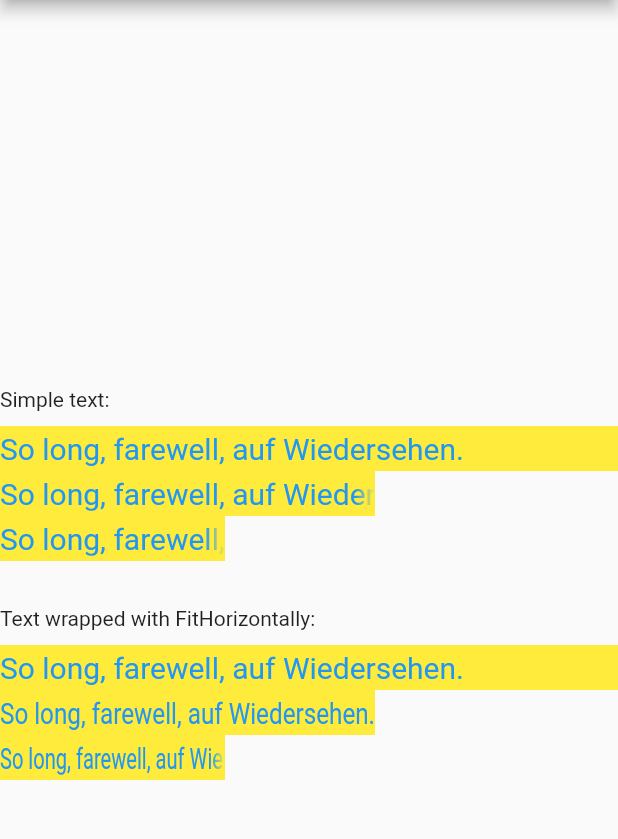
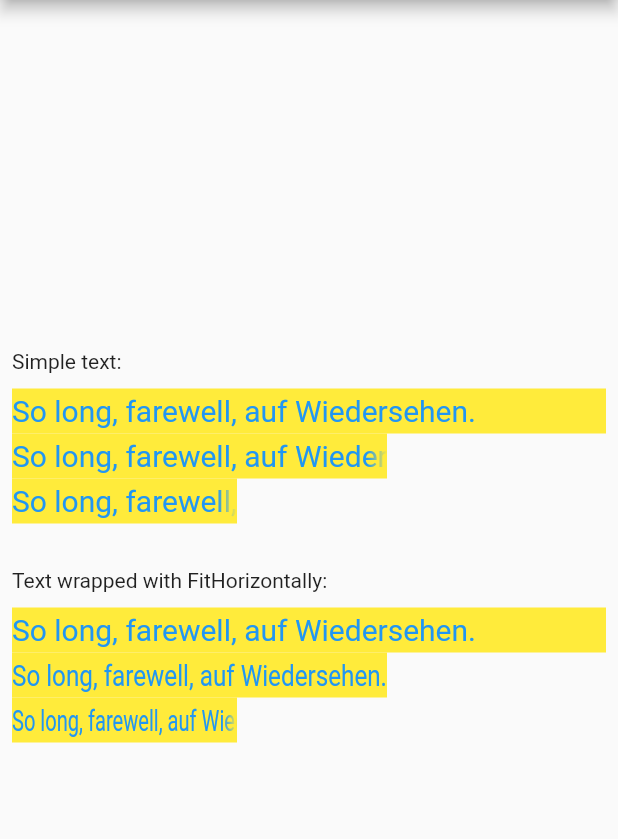
Before and after one commit to marcglasberg/assorted_layout_widgets, a Flutter app: the Demo screen opened directly, on a phone screen of 412 x 824 dp, the part 84-923 px from its top. Run offline on Flutter 3.47's test engine with Material 2 defaults, Android fonts, the phone set to English and light mode, and no system bars.

Commit message:
Bug fix in `FitHorizontally` widget.

```diff
--- a/example/lib/main_fit_horizontally.dart
+++ b/example/lib/main_fit_horizontally.dart
@@ -9,15 +9,17 @@ class Demo extends StatelessWidget {
     //
     return Scaffold(
       appBar: AppBar(title: const Text('FitHorizontally Example')),
-      body: Center(
+      body: Padding(
+        padding: const EdgeInsets.all(8.0),
+        child: Center(
           child: Column(
             mainAxisSize: MainAxisSize.min,
             crossAxisAlignment: CrossAxisAlignment.start,
-          children: <Widget>[
+            children: [
               //
-            const SizedBox(height: 10),
+              const Box(height: 10),
               const Text("Simple text:"),
-            const SizedBox(height: 10),
+              const Box(height: 10),
               //
               Container(
                 alignment: Alignment.centerLeft,
@@ -41,9 +43,9 @@ class Demo extends StatelessWidget {
                 child: text(),
               ),
               //
-            const SizedBox(height: 30),
+              const Box(height: 30),
               const Text("Text wrapped with FitHorizontally:"),
-            const SizedBox(height: 10),
+              const Box(height: 10),
               //
               Container(
                 alignment: Alignment.centerLeft,
@@ -66,7 +68,9 @@ class Demo extends StatelessWidget {
                 height: 30,
                 child: FitHorizontally(child: text()),
               ),
+              const Box(height: 50),
             ],
+          ),
         ),
       ),
     );
--- a/lib/src/fit_horizontally.dart
+++ b/lib/src/fit_horizontally.dart
@@ -225,7 +225,7 @@ class RenderFitHorizontally extends RenderProxyBox {
 
       size = (child!.size.width == 0 || child!.size.height == 0)
           ? Size(constraints.minWidth, constraints.minHeight)
-          : constraints.constrainSizeAndAttemptToPreserveAspectRatio(child!.size);
+          : constraints.constrain(child!.size);
 
       _clearPaintData();
     }
@@ -306,8 +306,10 @@ class RenderFitHorizontally extends RenderProxyBox {
       final double scaleY =
           (sizes.source.height == 0.0) ? 0.0 : sizes.destination.height / sizes.source.height;
       final Rect sourceRect = _resolvedAlignment!.inscribe(sizes.source, Offset.zero & childSize);
+
       final Rect destinationRect =
           _resolvedAlignment!.inscribe(sizes.destination, Offset.zero & size);
+
       _hasVisualOverflow =
           sourceRect.width < childSize.width || sourceRect.height < childSize.height;
       assert(scaleX.isFinite && scaleY.isFinite);
--- a/pubspec.yaml
+++ b/pubspec.yaml
@@ -1,7 +1,7 @@
 name: assorted_layout_widgets
 description: Layout widgets that boldly go where no native Flutter widgets have gone before. ColumnSuper, RowSuper, FitHorizontally, Box, WrapSuper, TextOneLine, Delayed, Pad, ButtonBarSuper.
 
-version: 4.0.7
+version: 4.0.8
 author: Marcelo Glasberg <marcglasberg@gmail.com>
 homepage: https://github.com/marcglasberg/assorted_layout_widgets
 
```
Also changed, not shown: example/lib/main_fit_horizontally_baseline.dart (added, +62 -0 lines), 1 other file. Lines whose indentation alone changed are shown as unchanged.
